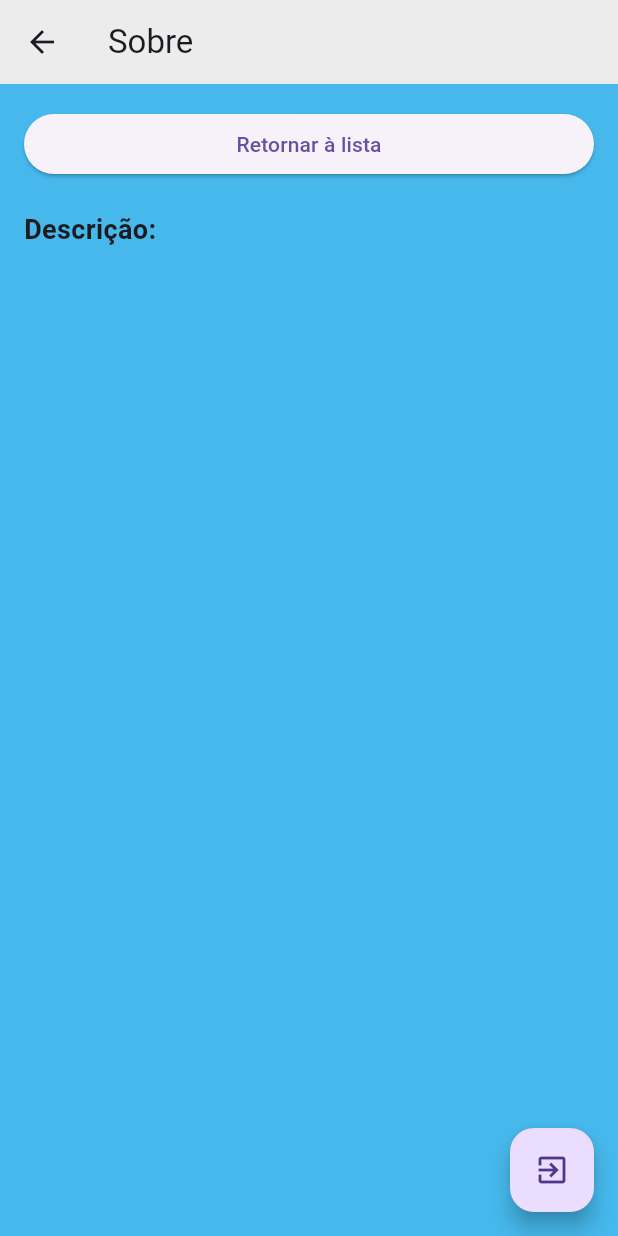
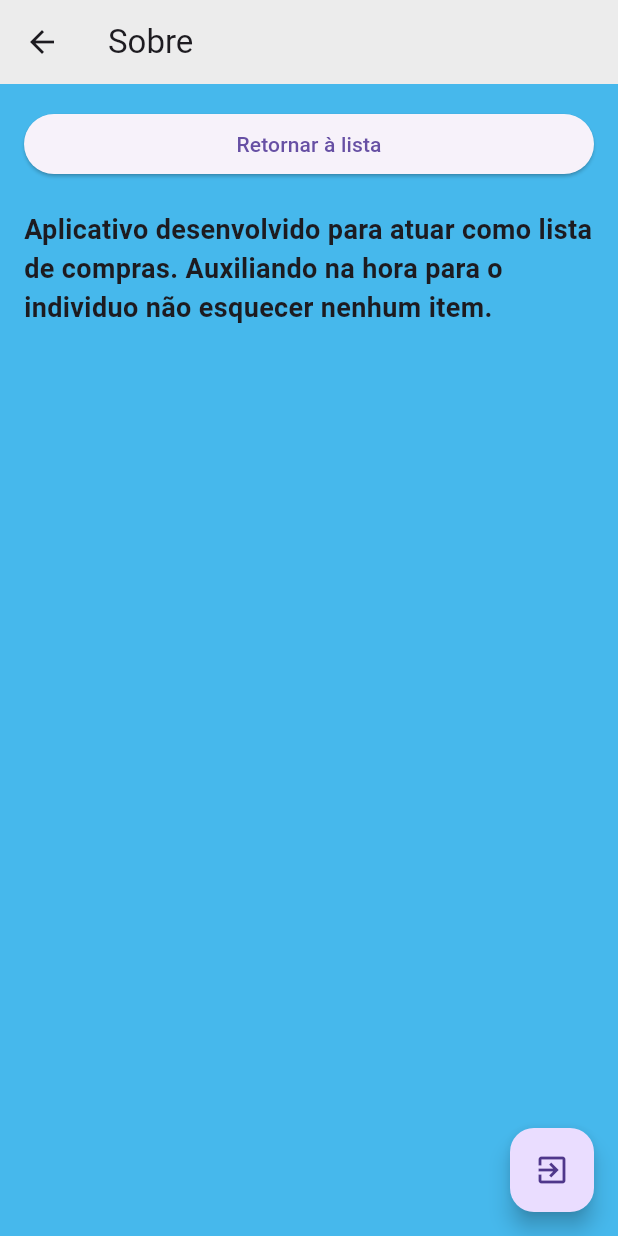
Before and after one commit to Guuths/aplicativo_lista_compras, a Flutter app: the PaginaSobre screen opened directly, on a phone screen of 412 x 824 dp. Run offline on Flutter 3.47's test engine with Material 3 defaults, Android fonts, the phone set to English and light mode, and no system bars.

Commit message:
desc sobre

```diff
--- a/lib/telas/telasobre.dart
+++ b/lib/telas/telasobre.dart
@@ -25,7 +25,7 @@ class PaginaSobre extends StatelessWidget {
             ),
             const SizedBox(height: 20),
            const Text(
-              'Descrição:',
+              'Aplicativo desenvolvido para atuar como lista de compras. Auxiliando na hora para o individuo não esquecer nenhum item.',
               style: TextStyle(
                 fontSize: 18,
                 fontWeight: FontWeight.bold,
```
